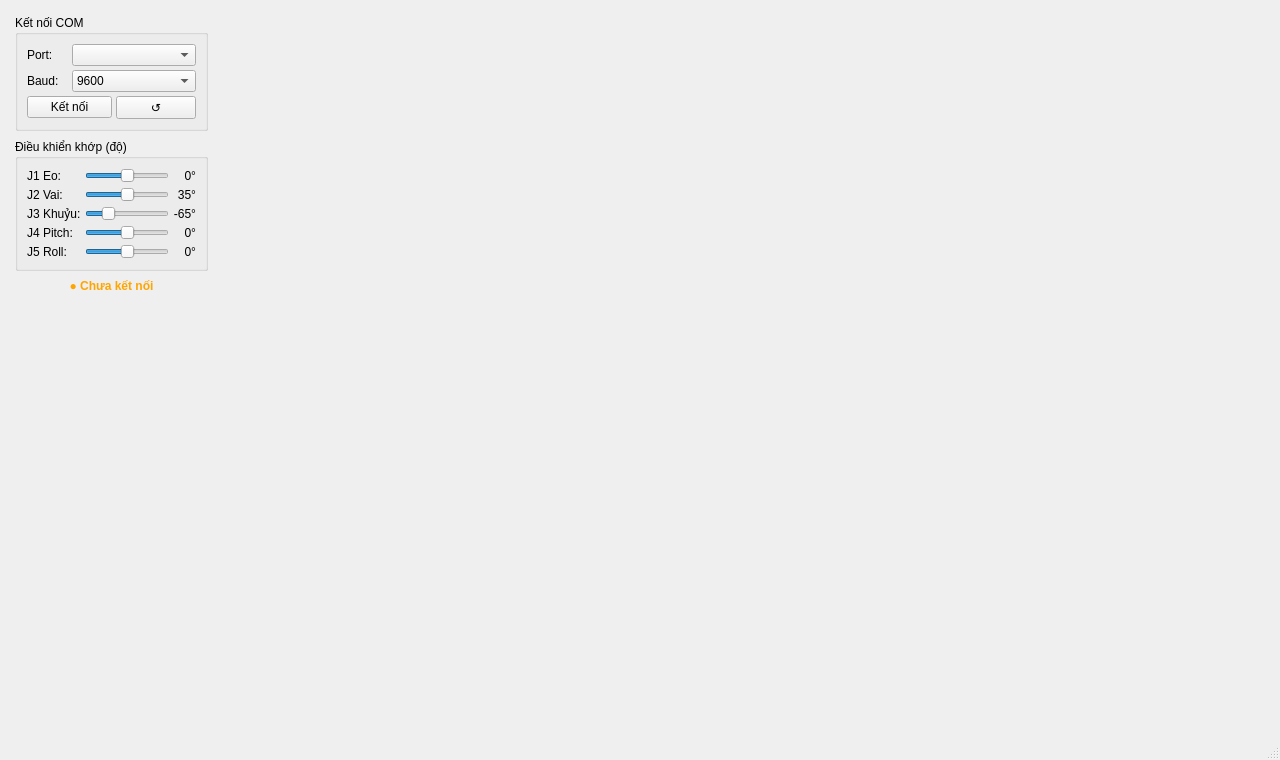
Old version of the form Interface_Control/RVM1_Interface/ui/mainwindow.ui in the repository EminelThunder/DACN_HandRobot_STM32_Interface.
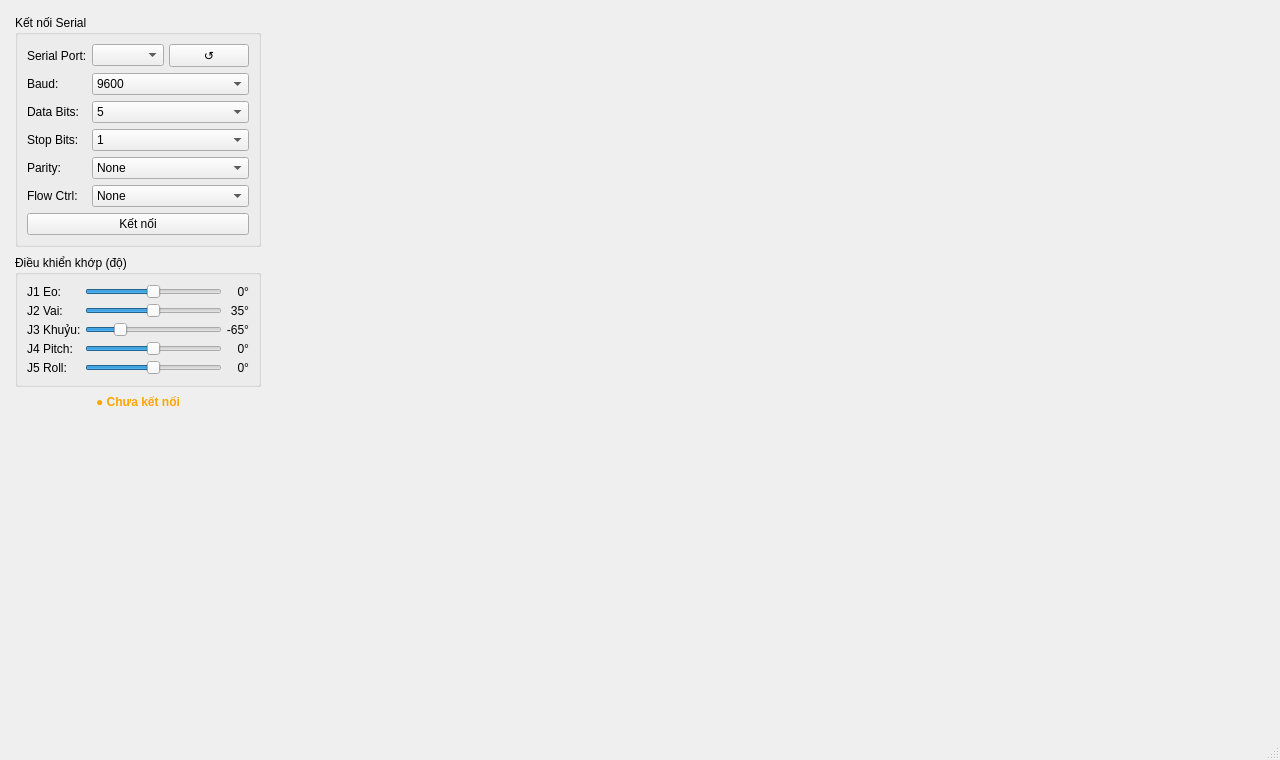
New version of the form.

Commit message: [Minh.VCH] fix connect ui

What changed in the file:
```diff
--- a/Interface_Control/RVM1_Interface/ui/mainwindow.ui
+++ b/Interface_Control/RVM1_Interface/ui/mainwindow.ui
@@ -32,19 +32,29 @@
        <!-- Nhóm COM port -->
        <item>
         <widget class="QGroupBox" name="groupCOM">
-         <property name="title"><string>Kết nối COM</string></property>
+         <property name="title"><string>Kết nối Serial</string></property>
          <layout class="QGridLayout" name="gridCOM">
-          <property name="spacing"><number>4</number></property>
+          <property name="spacing"><number>5</number></property>
+          <property name="verticalSpacing"><number>6</number></property>
 
+          <!-- Port -->
           <item row="0" column="0">
            <widget class="QLabel" name="lblPort">
-            <property name="text"><string>Port:</string></property>
+            <property name="text"><string>Serial Port:</string></property>
            </widget>
           </item>
-          <item row="0" column="1" colspan="2">
+          <item row="0" column="1">
            <widget class="QComboBox" name="comboPort"/>
           </item>
+          <item row="0" column="2">
+           <widget class="QPushButton" name="btnRefresh">
+            <property name="text"><string>↺</string></property>
+            <property name="maximumWidth"><number>28</number></property>
+            <property name="toolTip"><string>Làm mới danh sách port</string></property>
+           </widget>
+          </item>
 
+          <!-- Baud -->
           <item row="1" column="0">
            <widget class="QLabel" name="lblBaud">
             <property name="text"><string>Baud:</string></property>
@@ -58,16 +68,70 @@
            </widget>
           </item>
 
-          <item row="2" column="0" colspan="2">
+          <!-- Data Bits -->
+          <item row="2" column="0">
+           <widget class="QLabel" name="lblDataBits">
+            <property name="text"><string>Data Bits:</string></property>
+           </widget>
+          </item>
+          <item row="2" column="1" colspan="2">
+           <widget class="QComboBox" name="comboDataBits">
+            <item><property name="text"><string>5</string></property></item>
+            <item><property name="text"><string>6</string></property></item>
+            <item><property name="text"><string>7</string></property></item>
+            <item><property name="text"><string>8</string></property></item>
+           </widget>
+          </item>
+
+          <!-- Stop Bits -->
+          <item row="3" column="0">
+           <widget class="QLabel" name="lblStopBits">
+            <property name="text"><string>Stop Bits:</string></property>
+           </widget>
+          </item>
+          <item row="3" column="1" colspan="2">
+           <widget class="QComboBox" name="comboStopBits">
+            <item><property name="text"><string>1</string></property></item>
+            <item><property name="text"><string>1.5</string></property></item>
+            <item><property name="text"><string>2</string></property></item>
+           </widget>
+          </item>
+
+          <!-- Parity -->
+          <item row="4" column="0">
+           <widget class="QLabel" name="lblParity">
+            <property name="text"><string>Parity:</string></property>
+           </widget>
+          </item>
+          <item row="4" column="1" colspan="2">
+           <widget class="QComboBox" name="comboParity">
+            <item><property name="text"><string>None</string></property></item>
+            <item><property name="text"><string>Even</string></property></item>
+            <item><property name="text"><string>Odd</string></property></item>
+            <item><property name="text"><string>Space</string></property></item>
+            <item><property name="text"><string>Mark</string></property></item>
+           </widget>
+          </item>
+
+          <!-- Flow Control -->
+          <item row="5" column="0">
+           <widget class="QLabel" name="lblFlow">
+            <property name="text"><string>Flow Ctrl:</string></property>
+           </widget>
+          </item>
+          <item row="5" column="1" colspan="2">
+           <widget class="QComboBox" name="comboFlow">
+            <item><property name="text"><string>None</string></property></item>
+            <item><property name="text"><string>RTS/CTS</string></property></item>
+            <item><property name="text"><string>XON/XOFF</string></property></item>
+           </widget>
+          </item>
+
+          <!-- Nút Connect -->
+          <item row="6" column="0" colspan="3">
            <widget class="QPushButton" name="btnConnect">
             <property name="text"><string>Kết nối</string></property>
-           </widget>
-          </item>
-          <item row="2" column="2">
-           <widget class="QPushButton" name="btnRefresh">
-            <property name="text"><string>↺</string></property>
-            <property name="maximumWidth"><number>32</number></property>
-            <property name="toolTip"><string>Làm mới danh sách port</string></property>
+            <property name="minimumHeight"><number>30</number></property>
            </widget>
           </item>
 
```
Left out of the diff: 4 changed lines with no effect on the pictures. The commit also changes 3 other files.
